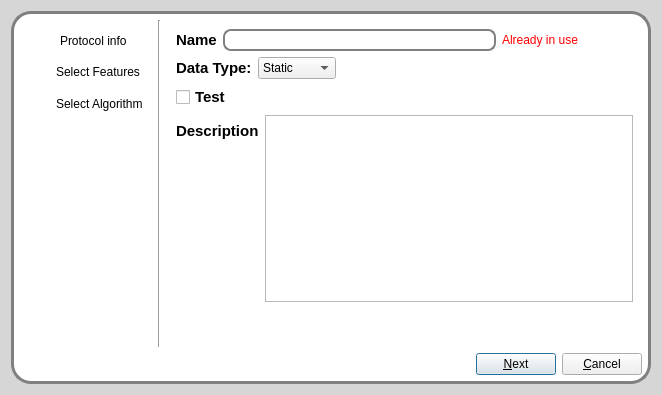
Above: src/romeo/view/dialogs/protocoldialog.ui from AlbertoSimioni/Romeo before the change. Below: the same form after it.
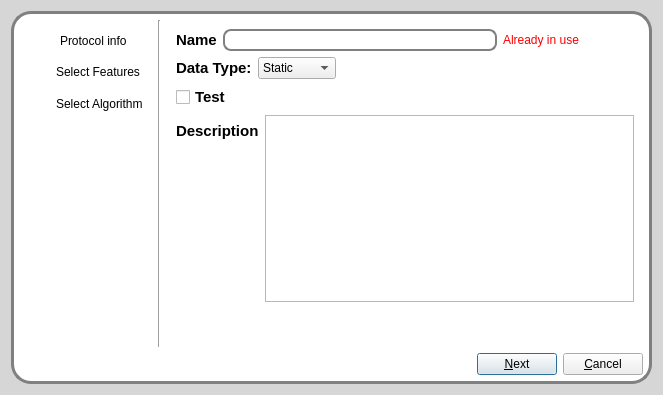
That is the form after the change. The open tabs and pages were chosen to show the change. Icons and pictures are not drawn.

```diff
--- a/src/romeo/view/dialogs/protocoldialog.ui
+++ b/src/romeo/view/dialogs/protocoldialog.ui
@@ -6,7 +6,7 @@
    <rect>
     <x>0</x>
     <y>0</y>
-    <width>662</width>
+    <width>663</width>
     <height>395</height>
    </rect>
   </property>
```
Left out of the diff: 2 changed lines with no effect on the pictures.
